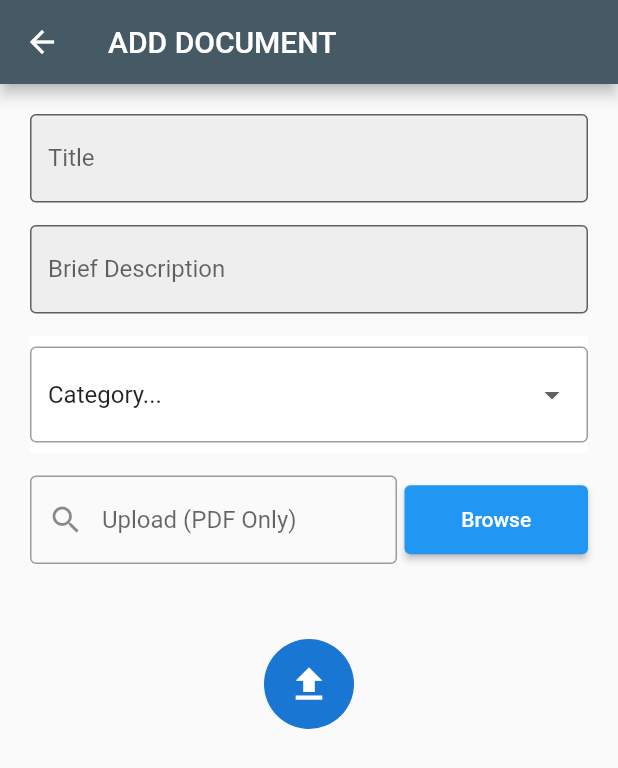
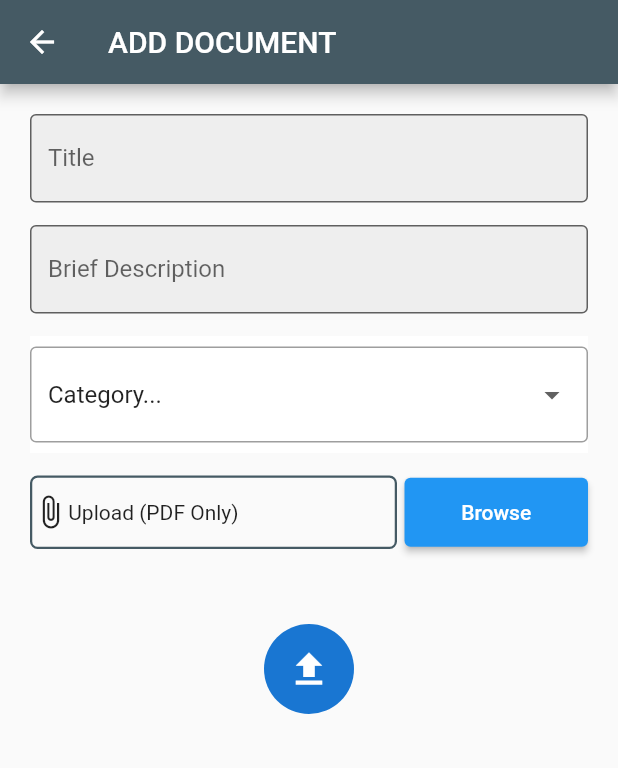
Before and after one commit to devshally/document_review, a Flutter app: the AddDocumentScreen screen opened by its route, after a tap on the "upload" icon, after a tap on the "add" icon, on a phone screen of 412 x 824 dp. Shown: the top 768 px of the screen. Run offline on Flutter 3.47's test engine with Material 2 defaults, Android fonts, the light colour scheme and no system bars; our stand-ins replace bloc, dio, equatable, file_picker, firebase_auth, firebase_core and 3 more; missing offline and left inert: ntp; accounts and stored records are empty; network calls fail.

Commit message:
Major updates

```diff
--- a/analysis_options.yaml
+++ b/analysis_options.yaml
@@ -7,8 +7,8 @@
 
 # The following line activates a set of recommended lints for Flutter apps,
 # packages, and plugins designed to encourage good coding practices.
-# include: package:flutter_lints/flutter.yaml
-include: package:very_good_analysis/analysis_options.yaml
+include: package:flutter_lints/flutter.yaml
+# include: package:very_good_analysis/analysis_options.yaml
 
 linter:
   # The lint rules applied to this project can be customized in the
--- /dev/null
+++ b/lib/app/logic/features/document/presentation/cubit/document_cubit.dart
@@ -0,0 +1,53 @@
+// ignore_for_file: public_member_api_docs
+
+import 'dart:io';
+
+import 'package:bloc/bloc.dart';
+import 'package:dio/dio.dart';
+import 'package:equatable/equatable.dart';
+import 'package:firebase_storage/firebase_storage.dart';
+import 'package:ntp/ntp.dart';
+
+part 'document_state.dart';
+
+class DocumentCubit extends Cubit<DocumentState> {
+  DocumentCubit() : super(DocumentInitial());
+  final FirebaseStorage _storage = FirebaseStorage.instance;
+
+  Future<String> addDocument(File filePath, String docName) async {
+    try {
+      final ref = _storage.ref().child('documents/$docName');
+      final uploadTask = ref.putFile(filePath);
+      final downloadUrl = await uploadTask;
+
+      final url = await downloadUrl.ref.getDownloadURL();
+      print(url);
+      return url;
+    } catch (e) {
+      rethrow;
+    }
+  }
+
+  Future uploadDocument({
+    required String username,
+    required String title,
+    required String description,
+    required String category,
+    required String document,
+  }) async {
+    final dio = Dio();
+    final time = NTP.now();
+    await dio.post(
+      'https://budgetmental-austriagenesis-8080.codio-box.uk/api/v2/documents',
+      data: <String, dynamic>{
+        "username": username,
+        "title": title,
+        "description": description,
+        "category": category,
+        "status": "uploaded",
+        "document": document,
+        "date": time,
+      },
+    );
+  }
+}
--- /dev/null
+++ b/lib/app/logic/features/document/presentation/cubit/document_state.dart
@@ -0,0 +1,10 @@
+part of 'document_cubit.dart';
+
+abstract class DocumentState extends Equatable {
+  const DocumentState();
+
+  @override
+  List<Object> get props => [];
+}
+
+class DocumentInitial extends DocumentState {}
--- a/lib/app/ui/add_document.dart
+++ b/lib/app/ui/add_document.dart
@@ -1,5 +1,10 @@
+import 'dart:io';
+
+import 'package:document_review/app/logic/features/document/presentation/cubit/document_cubit.dart';
 import 'package:document_review/app/widgets/text_field_widget.dart';
+import 'package:file_picker/file_picker.dart';
 import 'package:flutter/material.dart';
+import 'package:flutter_bloc/flutter_bloc.dart';
 import 'package:go_router/go_router.dart';
 
 ///[AddDocumentScreen] allows a user to add a new document.
@@ -18,6 +23,7 @@ class _AddDocumentScreenState extends State<AddDocumentScreen> {
 
   ///Controller for the description.
   final TextEditingController descriptionController = TextEditingController();
+  String? documentName;
 
   @override
   Widget build(BuildContext context) {
@@ -40,7 +46,8 @@ class _AddDocumentScreenState extends State<AddDocumentScreen> {
           'ADD DOCUMENT',
         ),
       ),
-      body: Padding(
+      body: SingleChildScrollView(
+        child: Padding(
           padding: const EdgeInsets.all(20),
           child: Column(
             children: [
@@ -65,8 +72,8 @@ class _AddDocumentScreenState extends State<AddDocumentScreen> {
                     ),
                     value: category,
                     isExpanded: true,
-                  items:
-                      categories.map<DropdownMenuItem<String>>((String value) {
+                    items: categories
+                        .map<DropdownMenuItem<String>>((String value) {
                       return DropdownMenuItem(
                         value: value,
                         child: Text(value),
@@ -86,15 +93,24 @@ class _AddDocumentScreenState extends State<AddDocumentScreen> {
                 children: [
                   Expanded(
                     flex: 2,
-                  child: TextFormField(
-                    decoration: const InputDecoration(
-                      prefixIcon: Icon(Icons.search),
-                      hintText: 'Upload (PDF Only)',
-                      border: OutlineInputBorder(
-                        borderSide: BorderSide(
-                          width: 2,
+                    child: Container(
+                      height: 49,
+                      decoration: BoxDecoration(
+                        border: Border.all(
+                          color: Colors.blueGrey.shade700,
+                          width: 1.5,
+                        ),
+                        borderRadius: BorderRadius.circular(5),
+                      ),
+                      child: Row(
+                        children: [
+                          const Icon(Icons.attach_file),
+                          Flexible(
+                            child: Text(
+                              documentName ?? 'Upload (PDF Only)',
                             ),
                           ),
+                        ],
                       ),
                     ),
                   ),
@@ -106,8 +122,15 @@ class _AddDocumentScreenState extends State<AddDocumentScreen> {
                       style: ElevatedButton.styleFrom(
                         padding: const EdgeInsets.symmetric(vertical: 15),
                       ),
-                    onPressed: () {
-                      ///Implement file picker.
+                      onPressed: () async {
+                        await uploadDocument().then(
+                          (value) {
+                            if (value != null) {
+                              BlocProvider.of<DocumentCubit>(context)
+                                  .addDocument(value, documentName!);
+                            }
+                          },
+                        );
                       },
                       child: const Text('Browse'),
                     ),
@@ -120,6 +143,13 @@ class _AddDocumentScreenState extends State<AddDocumentScreen> {
                   radius: 30,
                   child: IconButton(
                     onPressed: () {
+                      BlocProvider.of<DocumentCubit>(context).uploadDocument(
+                        username: "username",
+                        title: titleController.text,
+                        description: descriptionController.text,
+                        category: category,
+                        document: "document",
+                      );
                       context.go('/home');
                     },
                     icon: const Icon(
@@ -132,6 +162,23 @@ class _AddDocumentScreenState extends State<AddDocumentScreen> {
             ],
           ),
         ),
+      ),
     );
   }
+
+  Future<File?> uploadDocument() async {
+    //Use the file picker to upload a document.
+    final result = await FilePicker.platform.pickFiles(
+      type: FileType.custom,
+      allowedExtensions: ['pdf'],
+    );
+    if (result != null) {
+      setState(() {
+        documentName = result.files.single.name;
+      });
+      return File(result.files.single.path!);
+    } else {
+      return null;
     }
+  }
+}
--- a/lib/app/ui/home.dart
+++ b/lib/app/ui/home.dart
@@ -41,10 +41,10 @@ class HomeScreen extends StatelessWidget {
         },
         child: const Icon(Icons.add),
       ),
-      body: Padding(
+      body: SingleChildScrollView(
+        child: Padding(
           padding: const EdgeInsets.all(20),
           child: Column(
-          ///Column builds [DocumentWidget]'s based on the number in the list.
             children: const [
               DocumentWidget(),
               DocumentWidget(),
@@ -53,6 +53,7 @@ class HomeScreen extends StatelessWidget {
             ],
           ),
         ),
+      ),
     );
   }
 }
--- a/pubspec.yaml
+++ b/pubspec.yaml
@@ -9,13 +9,19 @@ environment:
   sdk: ">=2.16.1 <3.0.0"
 
 dependencies:
+  bloc: ^8.0.3
   cupertino_icons: ^1.0.2
+  dio: ^4.0.6
   equatable: ^2.0.3
+  file_picker: ^4.5.1
   firebase_auth: ^3.3.11
   firebase_core: ^1.13.1
+  firebase_storage: ^10.2.10
   flutter:
     sdk: flutter
+  flutter_bloc: ^8.0.1
   go_router: ^3.0.4
+  ntp: ^2.0.0
   very_good_analysis: ^2.4.0
 
 dev_dependencies:
```
Also changed, not shown: lib/main.dart (+13 -2 lines), pubspec.lock, 2 other files. Lines whose indentation alone changed are shown as unchanged.
